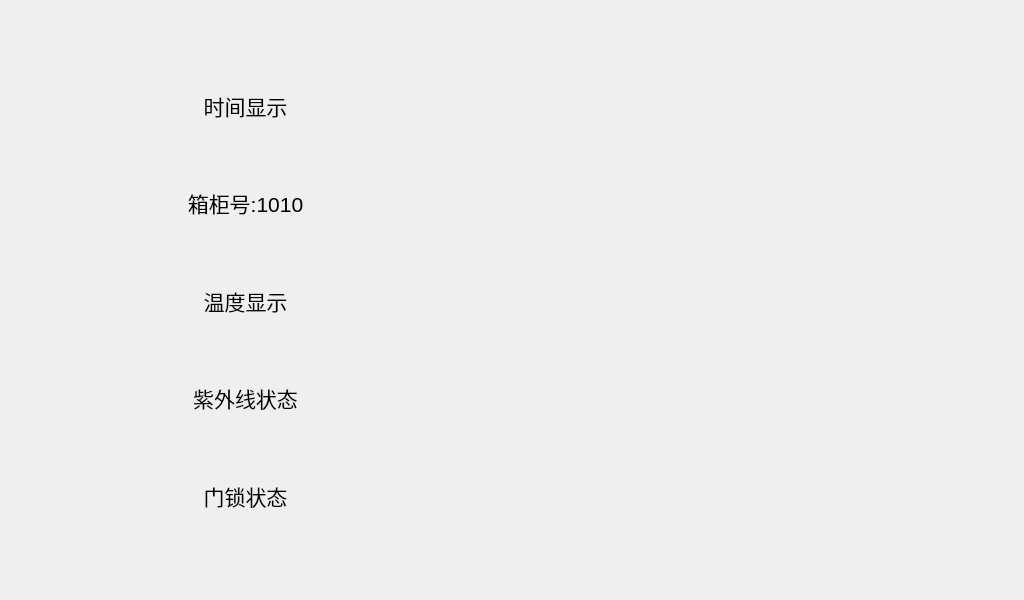
Old version of the form ui/mainwindow.ui in the repository Afavorite/RPi_smartcabinet.
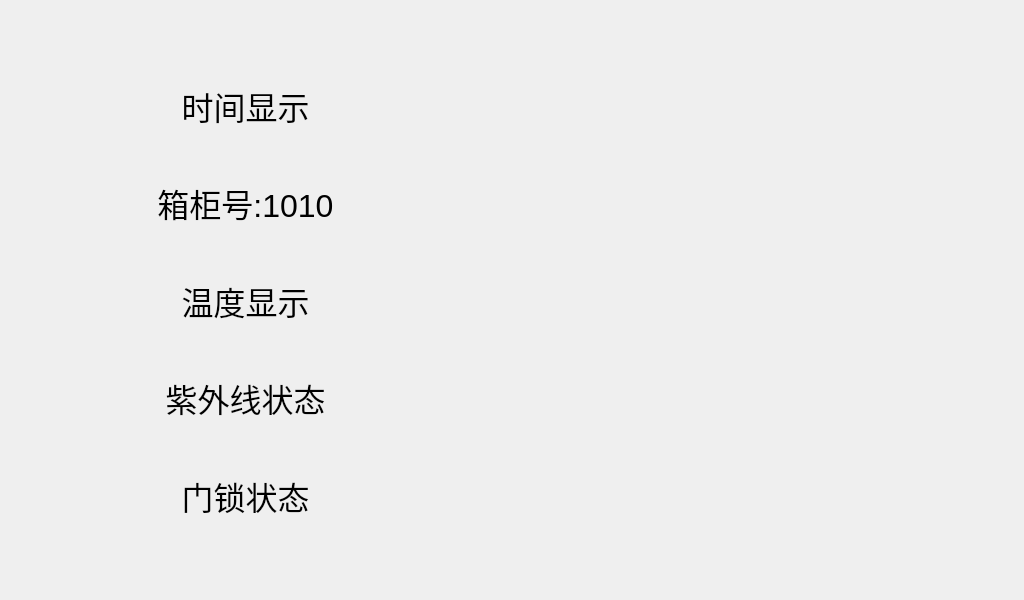
New version of the form. Icons and pictures are not drawn.

```diff
--- a/ui/mainwindow.ui
+++ b/ui/mainwindow.ui
@@ -61,7 +61,7 @@
      <widget class="QLabel" name="label_displaytime">
       <property name="font">
        <font>
-        <pointsize>16</pointsize>
+        <pointsize>24</pointsize>
        </font>
       </property>
       <property name="text">
@@ -76,7 +76,7 @@
      <widget class="QLabel" name="label_displaynumber">
       <property name="font">
        <font>
-        <pointsize>16</pointsize>
+        <pointsize>24</pointsize>
        </font>
       </property>
       <property name="text">
@@ -91,7 +91,7 @@
      <widget class="QLabel" name="label_displaytemp">
       <property name="font">
        <font>
-        <pointsize>16</pointsize>
+        <pointsize>24</pointsize>
        </font>
       </property>
       <property name="text">
@@ -106,7 +106,7 @@
      <widget class="QLabel" name="label_displayster">
       <property name="font">
        <font>
-        <pointsize>16</pointsize>
+        <pointsize>24</pointsize>
        </font>
       </property>
       <property name="text">
@@ -121,7 +121,7 @@
      <widget class="QLabel" name="label_displaylock">
       <property name="font">
        <font>
-        <pointsize>16</pointsize>
+        <pointsize>24</pointsize>
        </font>
       </property>
       <property name="text">
```
